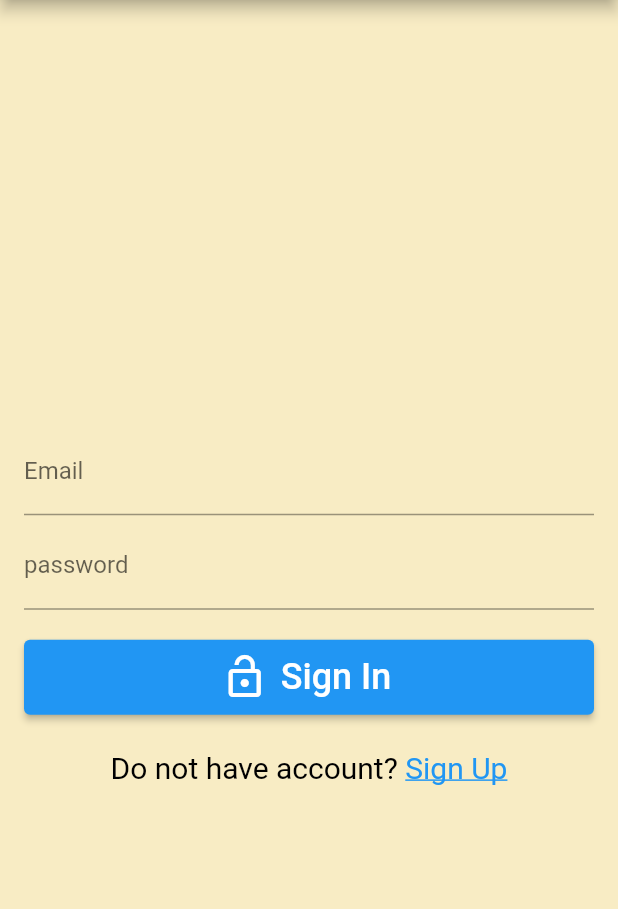
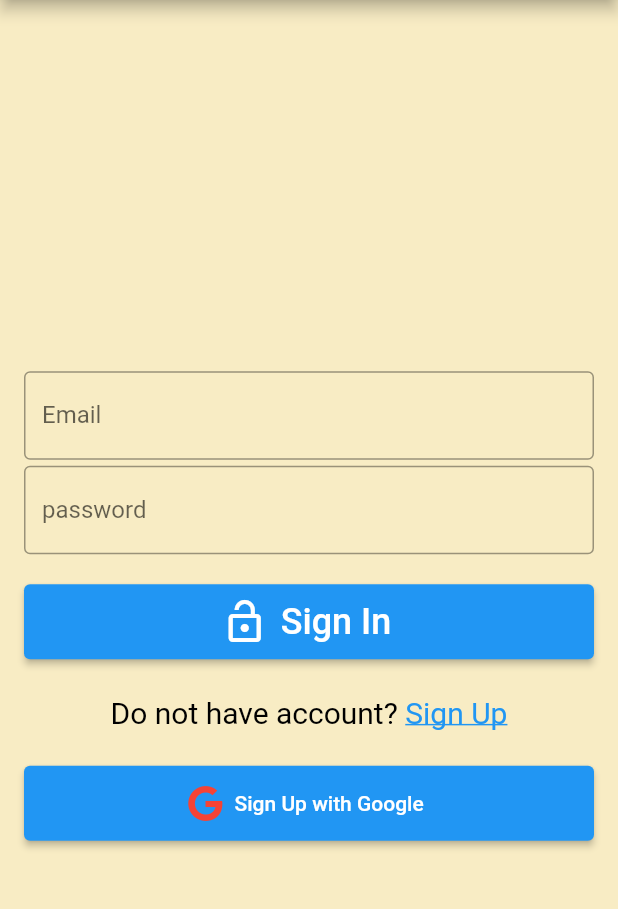
Before and after one commit to uttammagaju/todo, a Flutter app: the screen it shows after launch, on a phone screen of 412 x 824 dp, the part 84-993 px from its top. Run offline on Flutter 3.47's test engine with Material 2 defaults, Android fonts, the phone set to English and light mode, and no system bars; our stand-ins replace email_validator, firebase_auth, firebase_core, font_awesome_flutter, google_sign_in; accounts and stored records are empty.

Commit message:
signin and signup code complete with google signin

```diff
--- a/lib/authenticate/sign_in.dart
+++ b/lib/authenticate/sign_in.dart
@@ -1,7 +1,11 @@
+import 'package:email_validator/email_validator.dart';
 import 'package:firebase_auth/firebase_auth.dart';
 import 'package:flutter/gestures.dart';
 import 'package:flutter/material.dart';
+import 'package:todo/authenticate/google_sign_in.dart';
 import 'package:todo/main.dart';
+import 'package:font_awesome_flutter/font_awesome_flutter.dart';
+import 'package:provider/provider.dart';
 
 class SignIn extends StatefulWidget {
   final VoidCallback onClickedSignUp;
@@ -43,17 +47,31 @@ class _SignInState extends State<SignIn> {
               //git remote add origin https://github.com/uttammagaju/todo.git
               height: 40,
             ),
-            TextField(
-                controller: emailController,
-                cursorColor: Colors.white,
-                textInputAction: TextInputAction
-                    .next, //it pass the cruser to next text field
-                decoration: InputDecoration(labelText: 'Email')),
+            TextFormField(
+              controller: emailController,
+              cursorColor: Colors.black,
+              textInputAction:
+                  TextInputAction.next, //it pass the cruser to next text field
+              decoration: InputDecoration(
+                  labelText: 'Email', border: OutlineInputBorder()),
+              autovalidateMode: AutovalidateMode.onUserInteraction,
+              validator: (email) =>
+                  email != null && !EmailValidator.validate(email)
+                      ? 'Enter a valid email'
+                      : null,
+            ),
             SizedBox(height: 4),
-            TextField(
+            TextFormField(
               controller: passwordController,
+              cursorColor: Colors.black,
+              obscureText: true,
               textInputAction: TextInputAction.done,
-              decoration: InputDecoration(labelText: 'password'),
+              decoration: InputDecoration(
+                  labelText: 'password', border: OutlineInputBorder()),
+              autovalidateMode: AutovalidateMode.onUserInteraction,
+              validator: (value) => value != null && value.length < 6
+                  ? 'please enter valid password'
+                  : null,
             ),
             SizedBox(height: 20),
             ElevatedButton.icon(
@@ -82,7 +100,24 @@ class _SignInState extends State<SignIn> {
                       style: TextStyle(
                           decoration: TextDecoration.underline,
                           color: Theme.of(context).colorScheme.secondary))
-                ]))
+                ])),
+            SizedBox(
+              height: 24,
+            ),
+            ElevatedButton.icon(
+                style: ElevatedButton.styleFrom(
+                  minimumSize: Size(double.infinity, 50),
+                ),
+                icon: FaIcon(
+                  FontAwesomeIcons.google,
+                  color: Colors.red,
+                ),
+                label: Text('Sign Up with Google'),
+                onPressed: () {
+                  final provider =
+                      Provider.of<GoogleSignInProvider>(context, listen: false);
+                  provider.googleLogin();
+                })
           ],
         ),
       ),
--- /dev/null
+++ b/lib/authenticate/utils.dart
@@ -0,0 +1,14 @@
+import 'package:flutter/material.dart';
+
+class Utils {
+  static final messengerKey = GlobalKey<ScaffoldMessengerState>();
+
+  static showSnackBar(String? text) {
+    if (text == null) return;
+    final snackBar = SnackBar(content: Text(text), backgroundColor: Colors.red);
+
+    messengerKey.currentState!
+      ..removeCurrentSnackBar()
+      ..showSnackBar(snackBar);
+  }
+}
--- a/lib/main.dart
+++ b/lib/main.dart
@@ -1,8 +1,11 @@
 import 'package:flutter/material.dart';
+import 'package:provider/provider.dart';
 import 'package:todo/authenticate/auth_page.dart';
+import 'package:todo/authenticate/google_sign_in.dart';
 import 'package:todo/authenticate/sign_in.dart';
 import "package:firebase_auth/firebase_auth.dart";
 import 'package:firebase_core/firebase_core.dart';
+import 'package:todo/authenticate/utils.dart';
 import 'package:todo/home/home.dart';
 
 void main() async {
@@ -21,7 +24,10 @@ class MyApp extends StatelessWidget {
   // This widget is the root of your application.
   @override
   Widget build(BuildContext context) {
-    return MaterialApp(
+    return ChangeNotifierProvider(
+      create: (context) => GoogleSignInProvider(),
+      child: MaterialApp(
+        scaffoldMessengerKey: Utils.messengerKey,
         navigatorKey: navigatorKey,
         title: 'Flutter Demo',
         theme: ThemeData(
@@ -37,6 +43,7 @@ class MyApp extends StatelessWidget {
           primarySwatch: Colors.blue,
         ),
         home: MainPage(),
+      ),
     );
   }
 }
@@ -48,12 +55,12 @@ class MainPage extends StatelessWidget {
             builder: (context, snapshot) {
               if (snapshot.connectionState == ConnectionState.waiting) {
                 return Center(child: CircularProgressIndicator());
+              } else if (snapshot.hasData) {
+                return HomePage();
               } else if (snapshot.hasError) {
                 return Center(
                   child: Text('something went wrong!'),
                 );
-              } else if (snapshot.hasData) {
-                return HomePage();
               } else {
                 return AuthPage();
               }
```
Also changed, not shown: lib/authenticate/auth_page.dart (+6 -2 lines), lib/authenticate/google_sign_in.dart (added, +41 -0 lines), lib/authenticate/sign_up.dart (+30 -6 lines), lib/home/home.dart (+9 -1 lines), pubspec.yaml (+9 -0 lines), pubspec.lock. Lines whose indentation alone changed are shown as unchanged.
